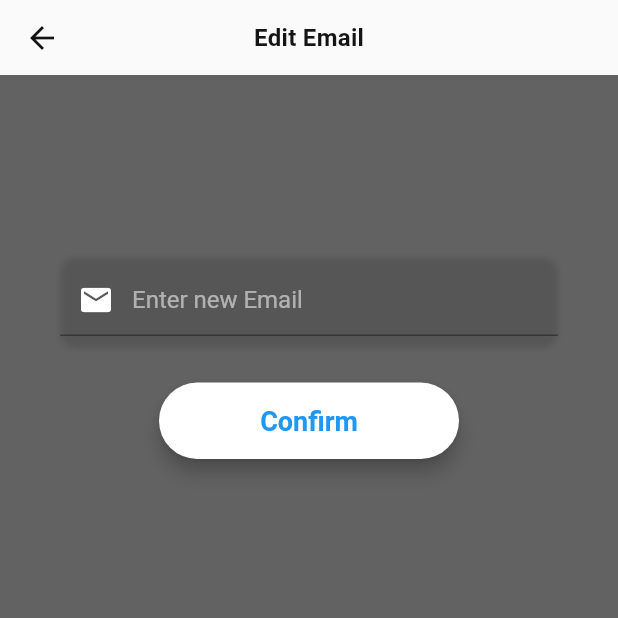
After one commit to fiyakateam/fiyaka-mobile, a Flutter app: the EditEmailView screen opened by its route, on a phone screen of 412 x 824 dp, the top half of it. The commit adds this screen. Run offline on Flutter 3.47's test engine with Material 2 defaults, Android fonts, the phone set to English and light mode, and no system bars; our stand-ins replace device_info, dio, get_it, shared_preferences, stacked, stacked_services; accounts and stored records are empty; Roboto replaces fonts that are missing (OpenSans, SFProDisplay); statements that could not run were skipped.

Commit message:
add email change screen and route

```diff
--- /dev/null
+++ b/lib/auth/view/edit/edit_email_view.dart
@@ -0,0 +1,118 @@
+import 'package:fiyaka/core/widget/my_app_bar.dart';
+import 'package:flutter/material.dart';
+import 'package:flutter/services.dart';
+import 'package:flutter/src/widgets/framework.dart';
+import 'package:stacked/stacked.dart';
+
+import 'edit_email_viewmodel.dart';
+
+class EditEmailView extends ViewModelBuilderWidget<EditEmailViewModel> {
+  Widget _emailField(EditEmailViewModel model) {
+    return Container(
+      alignment: Alignment.centerLeft,
+      decoration: BoxDecoration(
+        borderRadius: BorderRadius.circular(10.0),
+        boxShadow: [
+          BoxShadow(
+            color: Colors.black12,
+            blurRadius: 3.0,
+            offset: Offset(0, 2),
+          ),
+        ],
+      ),
+      height: 60.0,
+      child: TextField(
+        //controller: model.emailController,
+        keyboardType: TextInputType.emailAddress,
+        style: TextStyle(
+          color: Colors.white,
+          fontFamily: 'OpenSans',
+        ),
+        decoration: InputDecoration(
+          contentPadding: EdgeInsets.only(top: 14.0),
+          prefixIcon: Icon(
+            Icons.email,
+            color: Colors.white,
+          ),
+          hintText: 'Enter new Email',
+          hintStyle: TextStyle(
+            color: Colors.white54,
+            fontFamily: 'OpenSans',
+          ),
+        ),
+      ),
+    );
+  }
+
+  Widget _confirmButton(EditEmailViewModel model) {
+    return Container(
+      padding: EdgeInsets.symmetric(vertical: 25.0),
+      width: 200,
+      child: RaisedButton(
+        elevation: 5.0,
+        onPressed: () {},
+        padding: EdgeInsets.all(15.0),
+        shape: RoundedRectangleBorder(
+          borderRadius: BorderRadius.circular(30.0),
+        ),
+        color: Colors.white,
+        child: Text(
+          'Confirm',
+          style: TextStyle(
+            color: Colors.blue,
+            fontSize: 18.0,
+            fontFamily: 'OpenSans',
+            fontWeight: FontWeight.bold,
+          ),
+        ),
+      ),
+    );
+  }
+
+  @override
+  Widget builder(BuildContext context, model, Widget child) {
+    return Scaffold(
+      appBar: MyAppBar(
+        title: 'Edit Email',
+      ),
+      body: AnnotatedRegion<SystemUiOverlayStyle>(
+        value: SystemUiOverlayStyle.dark,
+        child: GestureDetector(
+          onTap: () => model.unfocus(context),
+          child: Stack(
+            children: [
+              Container(
+                height: double.infinity,
+                width: double.infinity,
+                decoration: BoxDecoration(
+                  color: Color.fromRGBO(98, 98, 98, 1.0),
+                ),
+              ),
+              Container(
+                height: double.infinity,
+                child: SingleChildScrollView(
+                  physics: AlwaysScrollableScrollPhysics(),
+                  padding: EdgeInsets.symmetric(
+                    vertical: 120.0,
+                    horizontal: 40.0,
+                  ),
+                  child: Column(
+                    mainAxisAlignment: MainAxisAlignment.center,
+                    children: [
+                      _emailField(model),
+                      _confirmButton(model),
+                    ],
+                  ),
+                ),
+              ),
+            ],
+          ),
+        ),
+      ),
+    );
+  }
+
+  @override
+  EditEmailViewModel viewModelBuilder(BuildContext context) =>
+      EditEmailViewModel();
+}
--- /dev/null
+++ b/lib/auth/view/edit/edit_email_viewmodel.dart
@@ -0,0 +1,6 @@
+import 'package:flutter/material.dart';
+import 'package:stacked/stacked.dart';
+
+class EditEmailViewModel extends BaseViewModel {
+  void unfocus(BuildContext context) => FocusScope.of(context).unfocus();
+}
--- a/lib/auth/view/profile/profile_viewmodel.dart
+++ b/lib/auth/view/profile/profile_viewmodel.dart
@@ -1,7 +1,13 @@
 import 'package:fiyaka/core/locator.dart';
+import 'package:fiyaka/core/router.dart';
 import 'package:stacked/stacked.dart';
 import 'package:stacked_services/stacked_services.dart';
 
 class ProfileViewModel extends BaseViewModel {
   final _navigatorService = locator<NavigationService>();
+  void editEmail() {
+    _navigatorService.navigateTo(Routes.editEmail);
+  }
+
+  void editPassword() {}
 }
--- a/lib/core/router.dart
+++ b/lib/core/router.dart
@@ -1,3 +1,5 @@
+import 'package:fiyaka/auth/view/edit/edit_email_view.dart';
+import 'package:fiyaka/auth/view/edit/edit_password_view.dart';
 import 'package:flutter/cupertino.dart';
 import 'package:flutter/material.dart';
 
@@ -10,6 +12,8 @@ class Routes {
   static const String landing = '/';
   static const String login = '/login';
   static const String profile = '/profile';
+  static const String editEmail = '/profile/editEmail';
+  static const String editPassword = '/profile/editPassword';
 }
 
 abstract class MyRouter {
@@ -47,6 +51,10 @@ abstract class MyRouter {
         return _generateRoute(LoginView(), settings);
       case Routes.profile:
         return _generateRoute(ProfileView(args), settings);
+      case Routes.editEmail:
+        return _generateRoute(EditEmailView(), settings);
+      case Routes.editPassword:
+        return _generateRoute(EditPasswordView(), settings);
       default:
         return _generateRoute(NotFoundView(), settings);
     }
```
